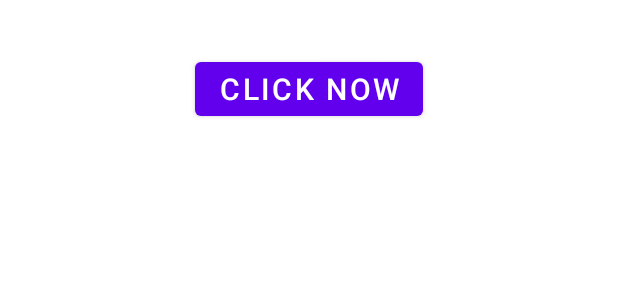
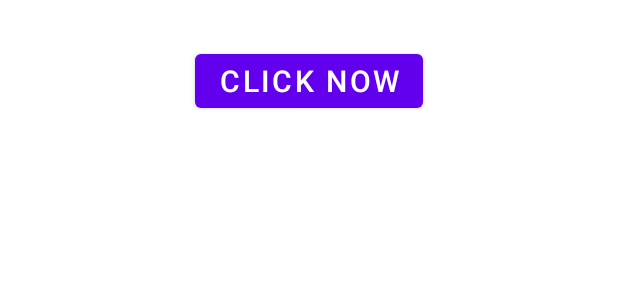
Before and after one commit to aamirali78654/MyPractice_Projects, an Android app: the layout activity_main_glide.xml on its own in the app's theme, with its tools: preview values and no code run, on a phone screen of 412 x 824 dp. Shown: the top 300 px of the screen. Run offline under Robolectric (Android 15) with nearby library versions, the phone set to English and light mode, and no system bars.

Commit message:
xml fiile images and button

```diff
--- a/18 practice/app/src/main/res/layout/activity_main_glide.xml
+++ b/18 practice/app/src/main/res/layout/activity_main_glide.xml
@@ -11,7 +11,7 @@
         android:id="@+id/button"
         android:layout_width="wrap_content"
         android:layout_height="wrap_content"
-        android:layout_marginTop="35dp"
+        android:layout_marginTop="30dp"
         android:text="Click Now"
         android:textSize="20sp"
         android:onClick="clickNow"
```
